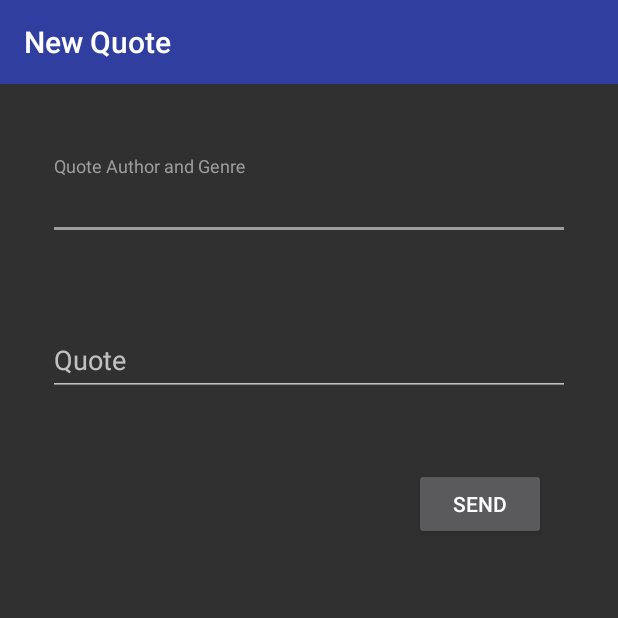
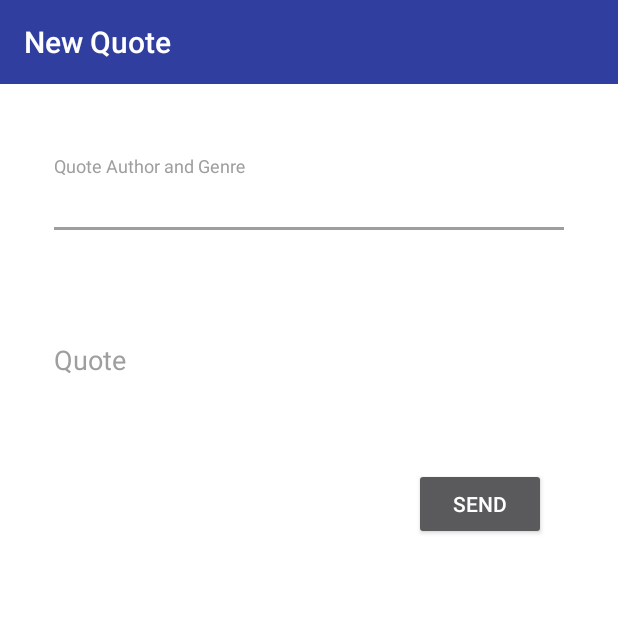
Before and after one commit to codebased/quotesmate, an Android app: the NewQuoteActivity screen opened directly, with no data from a screen before it, on a phone screen of 412 x 824 dp, the top half of it. Run offline under Robolectric (Android 15) with nearby library versions, the phone set to English and light mode, and no system bars; our stand-ins replace ButterKnife.

Commit message:
adding new quote

```diff
--- a/app/src/main/java/model/mail/EmailNotificationMessage.java
+++ b/app/src/main/java/model/mail/EmailNotificationMessage.java
@@ -1,5 +1,6 @@
 package model.mail;
 
+import java.util.ArrayList;
 import java.util.List;
 
 /**
@@ -18,6 +19,11 @@ public class EmailNotificationMessage extends NotificationMessage {
 
     public List<EmailAddress> getToAddress() {
         return toAddress;
+    }
+
+    public void setToAddress(EmailAddress toAddress) {
+        this.toAddress= new ArrayList<>();
+        this.toAddress.add(toAddress);
     }
 
     public void setToAddress(List<EmailAddress> toAddress) {
--- /dev/null
+++ b/app/src/main/java/services/NotificationService.java
@@ -0,0 +1,12 @@
+package services;
+
+import model.ResponseBase;
+import model.mail.EmailNotificationMessage;
+import services.json.DataCallback;
+
+/**
+ * Created by codebased on 27/08/16.
+ */
+public interface NotificationService {
+    void sendEmail(EmailNotificationMessage notificationMessage, String packageName, final DataCallback<ResponseBase> callback);
+}
--- a/app/src/main/res/layout/activity_new_quote.xml
+++ b/app/src/main/res/layout/activity_new_quote.xml
@@ -1,16 +1,16 @@
 <?xml version="1.0" encoding="utf-8"?>
 <LinearLayout xmlns:android="http://schemas.android.com/apk/res/android"
-              xmlns:app="http://schemas.android.com/apk/res-auto"
               android:layout_width="match_parent"
               android:layout_height="match_parent"
               android:orientation="vertical"
               android:weightSum="1">
 
-    <include layout="@layout/toolbar" />
+    <include layout="@layout/toolbar"/>
 
     <LinearLayout
         android:layout_width="match_parent"
         android:layout_height="match_parent"
+        android:background="#fff"
         android:orientation="vertical"
         android:padding="@dimen/twodot"
         android:weightSum="1">
@@ -18,7 +18,8 @@
         <android.support.design.widget.TextInputLayout
             android:layout_width="match_parent"
             android:layout_height="wrap_content"
-            android:layout_marginTop="@dimen/fourdot">
+            android:layout_marginTop="@dimen/fourdot"
+            android:textColorHint="@color/accent">
 
             <EditText
                 android:id="@+id/quoteMetabase"
@@ -27,14 +28,19 @@
                 android:layout_margin="@dimen/twodot"
                 android:hint="@string/new_quote_metabase_edit_textview_hint"
                 android:inputType="text"
-                android:maxLines="1"/>
+                android:maxLines="1"
+                android:textColor="@color/primary"
+                android:textColorHighlight="@color/accent"
+                android:textColorHint="@color/accent"/>
 
         </android.support.design.widget.TextInputLayout>
 
         <android.support.design.widget.TextInputLayout
+            style="@style/textInputStyle"
             android:layout_width="match_parent"
             android:layout_height="wrap_content"
-            android:layout_marginTop="@dimen/fourdot">
+            android:layout_marginTop="@dimen/fourdot"
+            android:textColorHint="@color/accent">
 
             <EditText
                 android:id="@+id/quote"
@@ -44,6 +50,9 @@
                 android:layout_weight="0.21"
                 android:hint="@string/new_quote_edit_textview_hint"
                 android:inputType="textMultiLine"
+                android:textColor="@color/primary"
+                android:textColorHighlight="@color/accent"
+                android:textColorHint="@color/accent"
                 android:maxLines="10"
                 android:minLines="1"
                 android:scrollbars="vertical"/>
@@ -57,21 +66,6 @@
             android:layout_margin="@dimen/fourdot"
             android:text="Send"/>
 
-
-        <ProgressBar
-            android:id="@+id/progressBarView"
-            style="?android:attr/progressBarStyle"
-            android:layout_width="75dp"
-            android:layout_height="wrap_content"
-            android:layout_gravity="center_horizontal"
-            android:indeterminate="true"
-            android:indeterminateTint="@color/primary_dark"
-            android:indeterminateTintMode="src_atop"
-            android:visibility="gone">
-            >
-        </ProgressBar>
-
-
     </LinearLayout>
 
 </LinearLayout>
--- a/app/src/main/res/values/styles.xml
+++ b/app/src/main/res/values/styles.xml
@@ -43,4 +43,17 @@
         <item name="android:background">@android:color/transparent</item>
     </style>
 
+    <style name="textInputStyle" parent="TextAppearance.AppCompat">
+        <!-- Hint color and label color in FALSE state -->
+        <item name="android:textColorHint">@color/primary</item>
+        <item name="android:textSize">20sp</item>
+        <!-- Label color in TRUE state and bar color FALSE and TRUE State -->
+        <item name="colorAccent">@color/primary</item>
+        <item name="colorControlNormal">@color/primary</item>
+        <item name="colorControlActivated">@color/primary_dark</item>
+        <item name="android:textColorHighlight">@color/primary</item>
+
+    </style>
+
+
 </resources>
```
Also changed, not shown: app/src/main/java/activites/NewQuoteActivity.java (+29 -4 lines), app/src/main/java/services/NotificationApiServiceProvider.java (added, +30 -0 lines).
